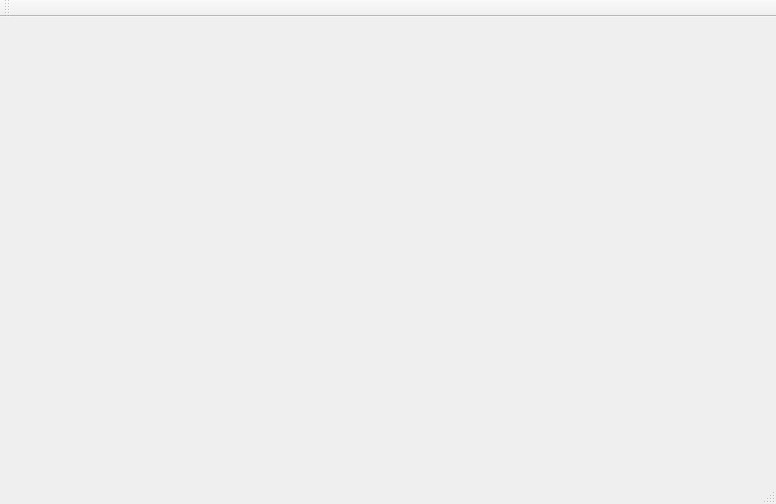
The window that mainwindow.ui (fdmspeedy/Astroids_g3) describes before a commit, drawn with Qt 5.
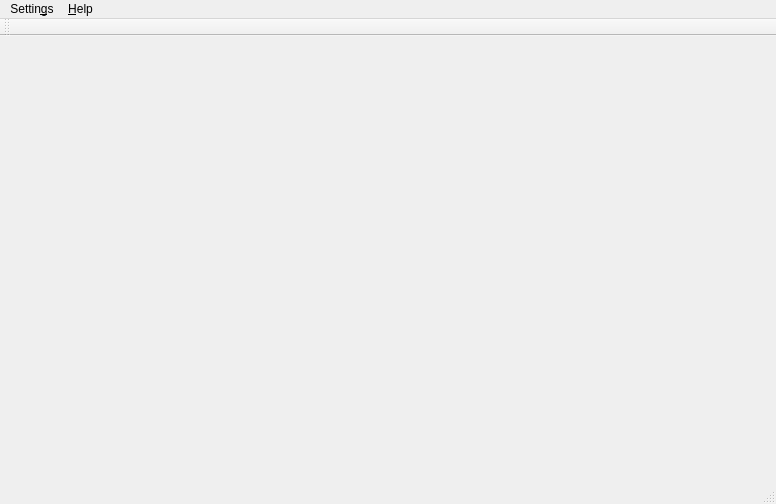
The same window after the commit. Icons and pictures are not drawn.

Patch:
```diff
--- a/mainwindow.ui
+++ b/mainwindow.ui
@@ -10,6 +10,24 @@
     <height>504</height>
    </rect>
   </property>
+  <property name="sizePolicy">
+   <sizepolicy hsizetype="Maximum" vsizetype="Maximum">
+    <horstretch>1</horstretch>
+    <verstretch>1</verstretch>
+   </sizepolicy>
+  </property>
+  <property name="minimumSize">
+   <size>
+    <width>776</width>
+    <height>504</height>
+   </size>
+  </property>
+  <property name="sizeIncrement">
+   <size>
+    <width>1</width>
+    <height>1</height>
+   </size>
+  </property>
   <property name="windowTitle">
    <string>MainWindow</string>
   </property>
@@ -17,6 +35,18 @@
    <string notr="true">background-image: url(:/new/files/Galaxy-illustration.jpg);</string>
   </property>
   <widget class="QWidget" name="centralWidget">
+   <property name="sizePolicy">
+    <sizepolicy hsizetype="Maximum" vsizetype="Maximum">
+     <horstretch>1</horstretch>
+     <verstretch>1</verstretch>
+    </sizepolicy>
+   </property>
+   <property name="sizeIncrement">
+    <size>
+     <width>1</width>
+     <height>1</height>
+    </size>
+   </property>
    <property name="autoFillBackground">
     <bool>false</bool>
    </property>
@@ -33,6 +63,21 @@
      <height>25</height>
     </rect>
    </property>
+   <widget class="QMenu" name="menu_Settings">
+    <property name="title">
+     <string>Settin&amp;gs</string>
+    </property>
+    <addaction name="action_Preferences"/>
+   </widget>
+   <widget class="QMenu" name="menu_Help">
+    <property name="title">
+     <string>&amp;Help</string>
+    </property>
+    <addaction name="action_Rules"/>
+    <addaction name="action_About"/>
+   </widget>
+   <addaction name="menu_Settings"/>
+   <addaction name="menu_Help"/>
   </widget>
   <widget class="QToolBar" name="mainToolBar">
    <attribute name="toolBarArea">
```
Left out of the diff: 45 changed lines with no effect on the pictures.
